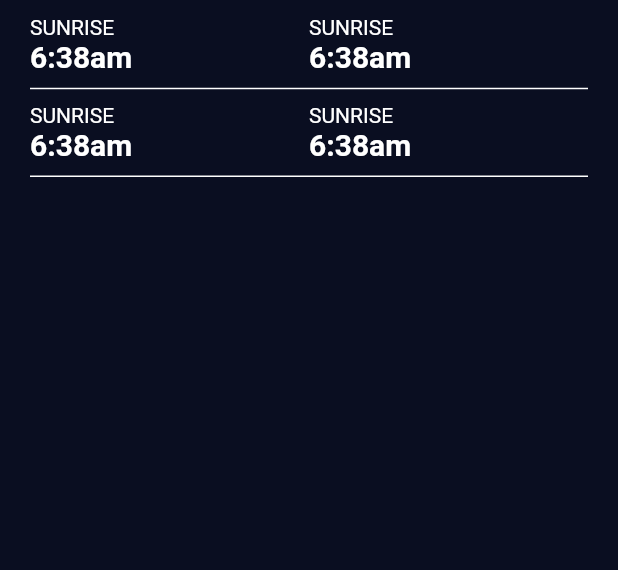
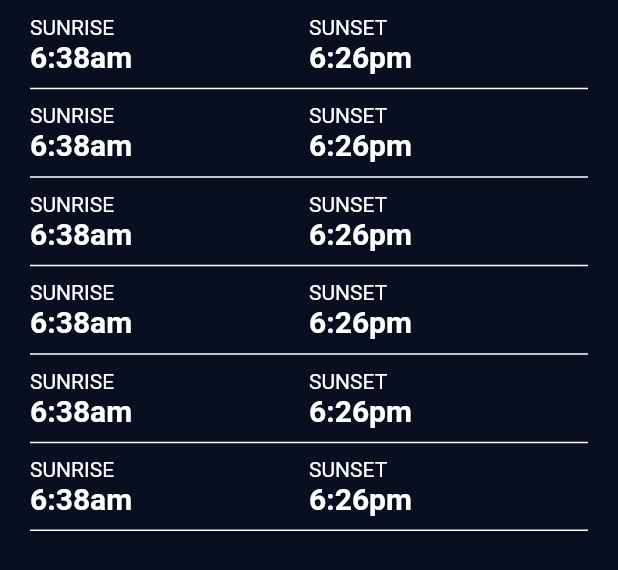
Before and after one commit to reymillenium/clima_flutter_updated, a Flutter app: the ExtraDataCard widget shown alone on an empty page, opened directly, on a phone screen of 412 x 824 dp. Shown: the top 570 px of the screen. Run offline on Flutter 3.47's test engine with Material 2 defaults, Android fonts, the phone set to English and light mode, and no system bars; our stand-ins replace flutter_spinkit, font_awesome_flutter, geolocator, rflutter_alert; missing offline and left inert: deep_pick; network calls fail.

Commit message:
Refactored the ExtraDataCard component. Received the hourlyForecast and the dailyForecast

```diff
--- a/lib/components/extra_data_card.dart
+++ b/lib/components/extra_data_card.dart
@@ -20,27 +20,35 @@ import 'package:clima/services/time.dart';
 import 'package:clima/utilities/constants.dart';
 
 class ExtraDataCard extends StatelessWidget {
-  const ExtraDataCard({
-    Key key,
-  }) : super(key: key);
+  // Helpers:
+  // final WeatherModel weatherHelper = WeatherModel();
+  final TimeHelper timeHelper = TimeHelper();
 
-  @override
-  Widget build(BuildContext context) {
-    return Padding(
-      padding: const EdgeInsets.fromLTRB(20, 0, 20, 0),
-      child: Table(
-        border: TableBorder(
-          bottom: BorderSide(
-            color: Colors.white,
-            width: 1,
-          ),
-          horizontalInside: BorderSide(
-            color: Colors.white,
-          ),
-        ),
-        defaultVerticalAlignment: TableCellVerticalAlignment.middle,
-        children: [
-          TableRow(
+  // Properties:
+  // From OneCall weather data (forecast)
+  final dynamic hourlyForecast;
+  final dynamic dailyForecast;
+
+  ExtraDataCard({
+    this.hourlyForecast,
+    this.dailyForecast,
+  });
+
+  List<TableRow> generateExtraDataTableRows() {
+    List<TableRow> result = [];
+
+    result.add(createTableRow(leftLabel: 'SUNRISE', leftValue: '6:38am', rightLabel: 'SUNSET', rightValue: '6:26pm'));
+    result.add(createTableRow(leftLabel: 'SUNRISE', leftValue: '6:38am', rightLabel: 'SUNSET', rightValue: '6:26pm'));
+    result.add(createTableRow(leftLabel: 'SUNRISE', leftValue: '6:38am', rightLabel: 'SUNSET', rightValue: '6:26pm'));
+    result.add(createTableRow(leftLabel: 'SUNRISE', leftValue: '6:38am', rightLabel: 'SUNSET', rightValue: '6:26pm'));
+    result.add(createTableRow(leftLabel: 'SUNRISE', leftValue: '6:38am', rightLabel: 'SUNSET', rightValue: '6:26pm'));
+    result.add(createTableRow(leftLabel: 'SUNRISE', leftValue: '6:38am', rightLabel: 'SUNSET', rightValue: '6:26pm'));
+
+    return result;
+  }
+
+  TableRow createTableRow({String leftLabel, leftValue, rightLabel, rightValue}) {
+    return TableRow(
       children: [
         Column(
           crossAxisAlignment: CrossAxisAlignment.start,
@@ -49,12 +57,12 @@ class ExtraDataCard extends StatelessWidget {
               height: 10.0,
             ),
             Text(
-                    'SUNRISE',
+              leftLabel,
               textAlign: TextAlign.left,
               style: TextStyle(),
             ),
             Text(
-                    '6:38am',
+              leftValue,
               textAlign: TextAlign.left,
               style: TextStyle(
                 fontSize: 20,
@@ -73,12 +81,12 @@ class ExtraDataCard extends StatelessWidget {
               height: 10.0,
             ),
             Text(
-                    'SUNRISE',
+              rightLabel,
               textAlign: TextAlign.left,
               style: TextStyle(),
             ),
             Text(
-                    '6:38am',
+              rightValue,
               textAlign: TextAlign.left,
               style: TextStyle(
                 fontSize: 20,
@@ -91,60 +99,25 @@ class ExtraDataCard extends StatelessWidget {
           ],
         ),
       ],
+    );
+  }
+
+  @override
+  Widget build(BuildContext context) {
+    return Padding(
+      padding: const EdgeInsets.fromLTRB(20, 0, 20, 0),
+      child: Table(
+        border: TableBorder(
+          bottom: BorderSide(
+            color: Colors.white,
+            width: 1,
           ),
-          TableRow(
-            children: [
-              Column(
-                crossAxisAlignment: CrossAxisAlignment.start,
-                children: [
-                  SizedBox(
-                    height: 10.0,
-                  ),
-                  Text(
-                    'SUNRISE',
-                    textAlign: TextAlign.left,
-                    style: TextStyle(),
-                  ),
-                  Text(
-                    '6:38am',
-                    textAlign: TextAlign.left,
-                    style: TextStyle(
-                      fontSize: 20,
-                      fontWeight: FontWeight.bold,
+          horizontalInside: BorderSide(
+            color: Colors.white,
           ),
         ),
-                  SizedBox(
-                    height: 10.0,
-                  ),
-                ],
-              ),
-              Column(
-                crossAxisAlignment: CrossAxisAlignment.start,
-                children: [
-                  SizedBox(
-                    height: 10.0,
-                  ),
-                  Text(
-                    'SUNRISE',
-                    textAlign: TextAlign.left,
-                    style: TextStyle(),
-                  ),
-                  Text(
-                    '6:38am',
-                    textAlign: TextAlign.left,
-                    style: TextStyle(
-                      fontSize: 20,
-                      fontWeight: FontWeight.bold,
-                    ),
-                  ),
-                  SizedBox(
-                    height: 10.0,
-                  ),
-                ],
-              ),
-            ],
-          ),
-        ],
+        defaultVerticalAlignment: TableCellVerticalAlignment.middle,
+        children: generateExtraDataTableRows(),
       ),
     );
   }
--- a/lib/screens/location_screen.dart
+++ b/lib/screens/location_screen.dart
@@ -222,7 +222,10 @@ class _LocationScreenState extends State<LocationScreen> {
                   height: 400,
                   child: ReusableCard(
                     color: kNewTestingCardColor,
-                    cardChild: ExtraDataCard(),
+                    cardChild: ExtraDataCard(
+                      hourlyForecast: hourlyForecast,
+                      dailyForecast: dailyForecast,
+                    ),
                     onTapEvent: null,
                   ),
                 ),
--- a/lib/services/networking.dart
+++ b/lib/services/networking.dart
@@ -9,12 +9,14 @@ class NetworkHelper {
   // Gets the data given a latitude and a longitude (coordinates):
   Future getCurrentDataByCoordinates({double lat, double long}) async {
     String byCoordinatesURL = '$openWeatherMapURL?lat=$lat&lon=$long&appid=$openWeatherApiKey&units=metric';
+    // print(byCoordinatesURL);
     return await _getData(url: byCoordinatesURL);
   }
 
   // Gets all the available data in one call, given a latitude and a longitude (coordinates):
   Future getOneCallDataByCoordinates({double lat, double long}) async {
     String oneCallByCoordinatesURL = '$openWeatherOneCallURL?lat=$lat&lon=$long&appid=$openWeatherApiKey&units=metric';
+    // print(oneCallByCoordinatesURL);
     return await _getData(url: oneCallByCoordinatesURL);
   }
 
```
Lines whose indentation alone changed are shown as unchanged.
